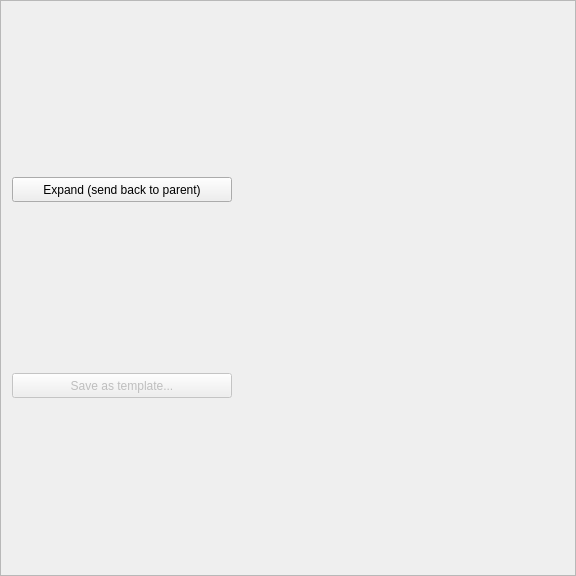
The window that src/Interface/Application/SubnetEditor.ui (SCIInstitute/SCIRun) describes before a commit, drawn with Qt 5.
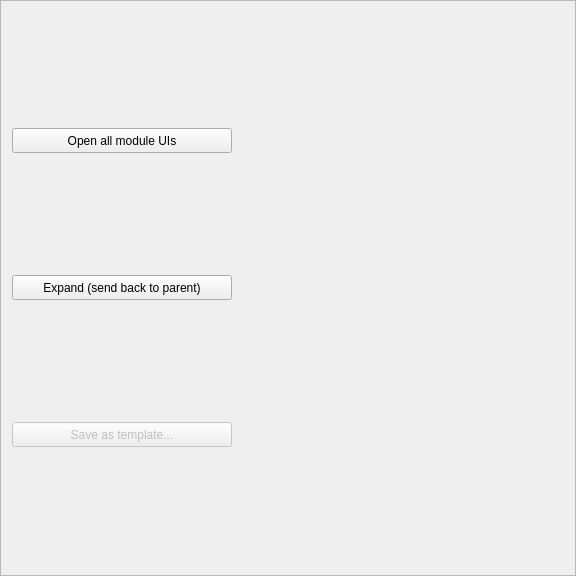
The same window after the commit.

Diff of the .ui file:
```diff
--- a/src/Interface/Application/SubnetEditor.ui
+++ b/src/Interface/Application/SubnetEditor.ui
@@ -23,6 +23,19 @@
    <property name="spacing">
     <number>-1</number>
    </property>
+   <item>
+    <widget class="QPushButton" name="openAllPushButton_">
+     <property name="maximumSize">
+      <size>
+       <width>220</width>
+       <height>25</height>
+      </size>
+     </property>
+     <property name="text">
+      <string>Open all module UIs</string>
+     </property>
+    </widget>
+   </item>
    <item>
     <widget class="QPushButton" name="expandPushButton_">
      <property name="maximumSize">
```
